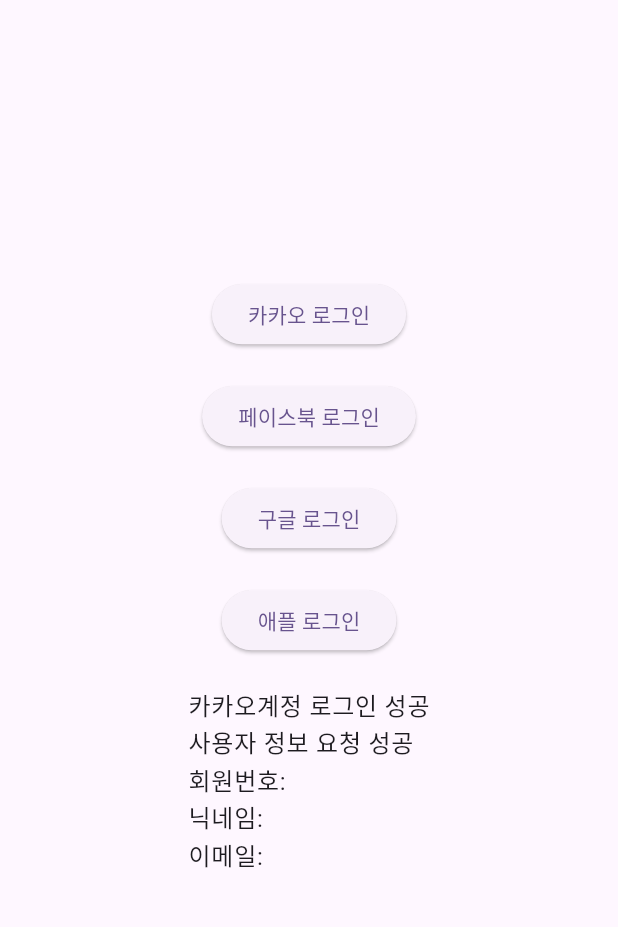
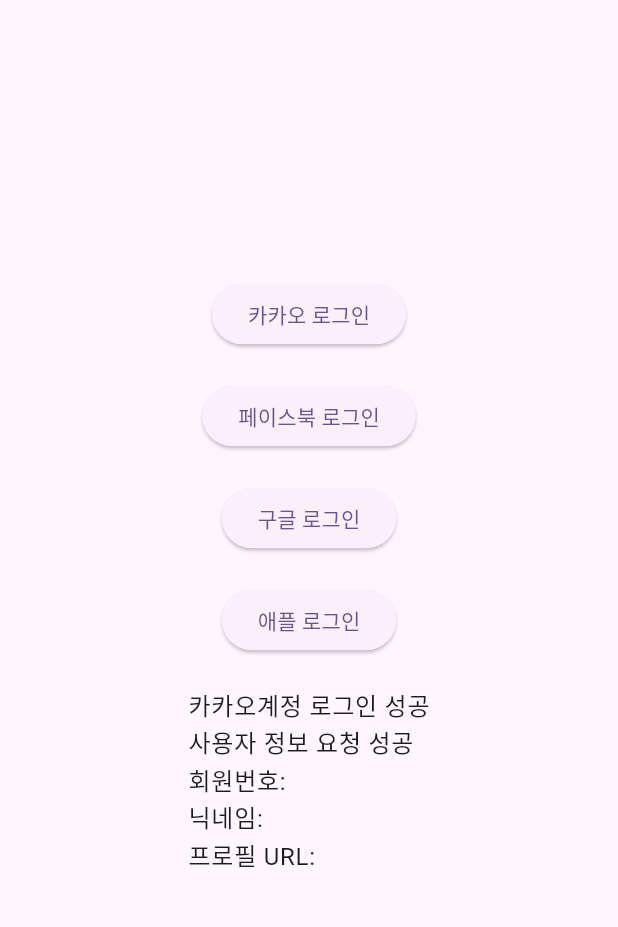
Before and after one commit to sookim-1/FlutterDevExample, a Flutter app: the screen it shows after launch, after a tap on "카카오 로그인", on a phone screen of 412 x 824 dp, the part 84-1011 px from its top. Run offline on Flutter 3.47's test engine with Material 3 defaults, Android fonts, the phone set to English and light mode, and no system bars; our stand-ins replace flutter_dotenv; missing offline and left inert: kakao_flutter_sdk_common, kakao_flutter_sdk_user.

```diff
--- a/sns_login_flutter/lib/main.dart
+++ b/sns_login_flutter/lib/main.dart
@@ -110,7 +110,7 @@
                 '\n사용자 정보 요청 성공'
                 '\n회원번호: ${user.id}'
                 '\n닉네임: ${user.kakaoAccount?.profile?.nickname}'
-                '\n이메일: ${user.kakaoAccount?.email}';
+                '\n프로필 URL: ${user.kakaoAccount?.profile?.profileImageUrl}';
           });
         } catch (error) {
           setState(() {
@@ -129,7 +129,7 @@
               '\n사용자 정보 요청 성공'
               '\n회원번호: ${user.id}'
               '\n닉네임: ${user.kakaoAccount?.profile?.nickname}'
-              '\n이메일: ${user.kakaoAccount?.email}';
+              '\n프로필 URL: ${user.kakaoAccount?.profile?.profileImageUrl}';
         });
       } catch (error) {
         setState(() {
```
Also changed, not shown: 4 other files.
